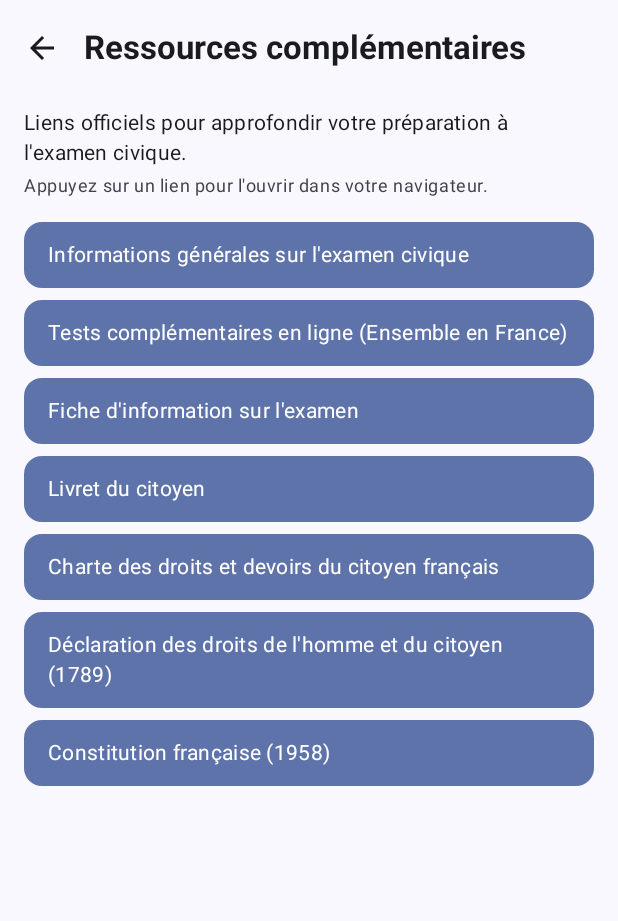
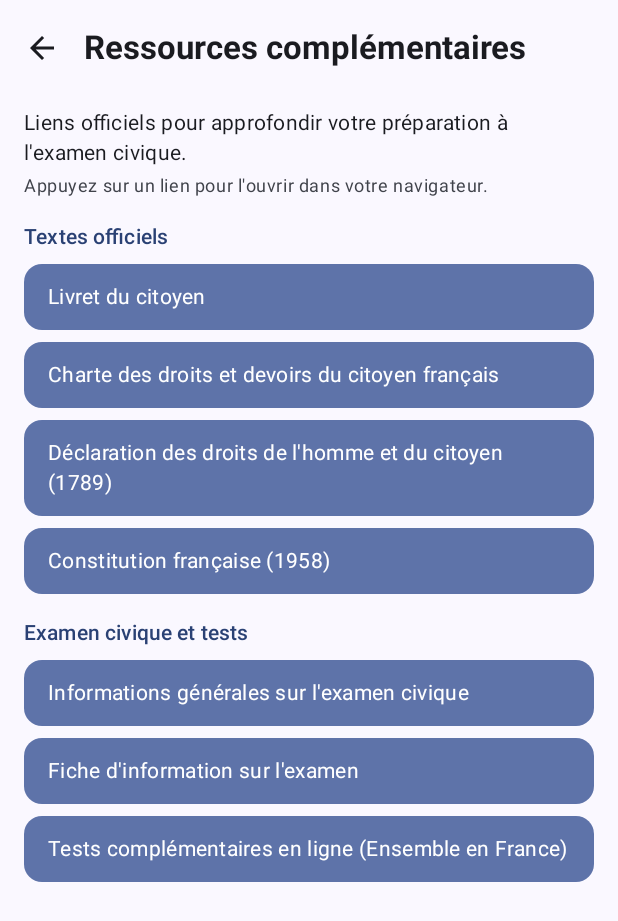
Before and after one commit to borisboiakki/QCM_France, an Android app built with Jetpack Compose: the ResourcesScreen screen opened through its navigation route, on a phone screen of 412 x 824 dp. Shown: the top 921 px of the screen. Run offline under Robolectric (Android 15) with nearby library versions, the phone set to English and light mode, and no system bars; our stand-ins replace Dagger/Hilt's generated code; network calls fail; pictures from the network do not load.

Commit message:
Regroupe les liens ressources en deux sections
L'écran « Ressources complémentaires » présente désormais ses 7 liens
en deux sections thématiques au lieu d'une liste unique :
- « Textes officiels » : Livret du citoyen, Charte des droits et devoirs,
  Déclaration des droits de l'homme (1789), Constitution (1958).
- « Examen civique et tests » : informations générales, fiche
  d'information, tests complémentaires en ligne.

- ResourcesScreen.kt : structure LinkSection + rendu par section.
- strings.xml : resources_section_texts / resources_section_exam.
- Docs : CLAUDE.md et README.md mis à jour.

Co-Authored-By: Claude Opus 4.8 <noreply@anthropic.com>
Claude-Session: https://claude.ai/code/session_014BSkeb2YRjT1qdT1CgtjFH

```diff
--- a/app/src/main/java/com/example/qcmfrance/ui/screen/ResourcesScreen.kt
+++ b/app/src/main/java/com/example/qcmfrance/ui/screen/ResourcesScreen.kt
@@ -32,19 +32,12 @@ import com.example.qcmfrance.R
 
 private data class ExternalLink(@StringRes val labelRes: Int, val url: String)
 
-private val OFFICIAL_LINKS = listOf(
-    ExternalLink(
-        labelRes = R.string.help_link_general,
-        url = "https://formation-civique.interieur.gouv.fr/examen-civique/informations-g%C3%A9n%C3%A9rales-sur-lexamen-civique/"
-    ),
-    ExternalLink(
-        labelRes = R.string.help_link_quiz,
-        url = "https://www.ensemble-en-france.org/quiz-examen-civique-gratuit-debutant/"
-    ),
-    ExternalLink(
-        labelRes = R.string.help_link_factsheet,
-        url = "https://www.immigration.interieur.gouv.fr/documentation/guides-textes-et-brochures/lexamen-civique-pour-demande-de-naturalisation-ou-de-reintegration-dans-nationalite-francaise.html"
-    ),
+private data class LinkSection(@StringRes val titleRes: Int, val links: List<ExternalLink>)
+
+private val LINK_SECTIONS = listOf(
+    LinkSection(
+        titleRes = R.string.resources_section_texts,
+        links = listOf(
             ExternalLink(
                 labelRes = R.string.help_link_citizen_booklet,
                 url = "https://www.immigration.interieur.gouv.fr/documentation/guides-textes-et-brochures/livret-du-citoyen.html"
@@ -60,6 +53,25 @@ private val OFFICIAL_LINKS = listOf(
             ExternalLink(
                 labelRes = R.string.help_link_constitution,
                 url = "https://www.legifrance.gouv.fr/loda/id/JORFTEXT000000571356/"
+            ),
+        )
+    ),
+    LinkSection(
+        titleRes = R.string.resources_section_exam,
+        links = listOf(
+            ExternalLink(
+                labelRes = R.string.help_link_general,
+                url = "https://formation-civique.interieur.gouv.fr/examen-civique/informations-g%C3%A9n%C3%A9rales-sur-lexamen-civique/"
+            ),
+            ExternalLink(
+                labelRes = R.string.help_link_factsheet,
+                url = "https://www.immigration.interieur.gouv.fr/documentation/guides-textes-et-brochures/lexamen-civique-pour-demande-de-naturalisation-ou-de-reintegration-dans-nationalite-francaise.html"
+            ),
+            ExternalLink(
+                labelRes = R.string.help_link_quiz,
+                url = "https://www.ensemble-en-france.org/quiz-examen-civique-gratuit-debutant/"
+            ),
+        )
     ),
 )
 
@@ -102,14 +114,23 @@ fun ResourcesScreen(onBack: () -> Unit) {
                     style = MaterialTheme.typography.bodySmall,
                     color = MaterialTheme.colorScheme.onSurfaceVariant
                 )
-                Spacer(modifier = Modifier.height(8.dp))
             }
 
-            items(OFFICIAL_LINKS) { link ->
+            LINK_SECTIONS.forEach { section ->
+                item {
+                    Text(
+                        text = stringResource(section.titleRes),
+                        style = MaterialTheme.typography.titleSmall,
+                        color = MaterialTheme.colorScheme.primary,
+                        modifier = Modifier.padding(top = 8.dp)
+                    )
+                }
+                items(section.links) { link ->
                     LinkCard(
                         label = stringResource(link.labelRes),
                         onClick = { uriHandler.openUri(link.url) }
                     )
+                }
             }
         }
     }
--- a/app/src/main/res/values/strings.xml
+++ b/app/src/main/res/values/strings.xml
@@ -38,6 +38,8 @@
     <string name="resources_title">Ressources complémentaires</string>
     <string name="resources_intro">Liens officiels pour approfondir votre préparation à l\'examen civique.</string>
     <string name="resources_hint">Appuyez sur un lien pour l\'ouvrir dans votre navigateur.</string>
+    <string name="resources_section_texts">Textes officiels</string>
+    <string name="resources_section_exam">Examen civique et tests</string>
 
     <!-- Examen -->
     <string name="quiz_question_counter">Question %1$d / %2$d</string>
```
Also changed, not shown: 2 other files. Lines whose indentation alone changed are shown as unchanged.
